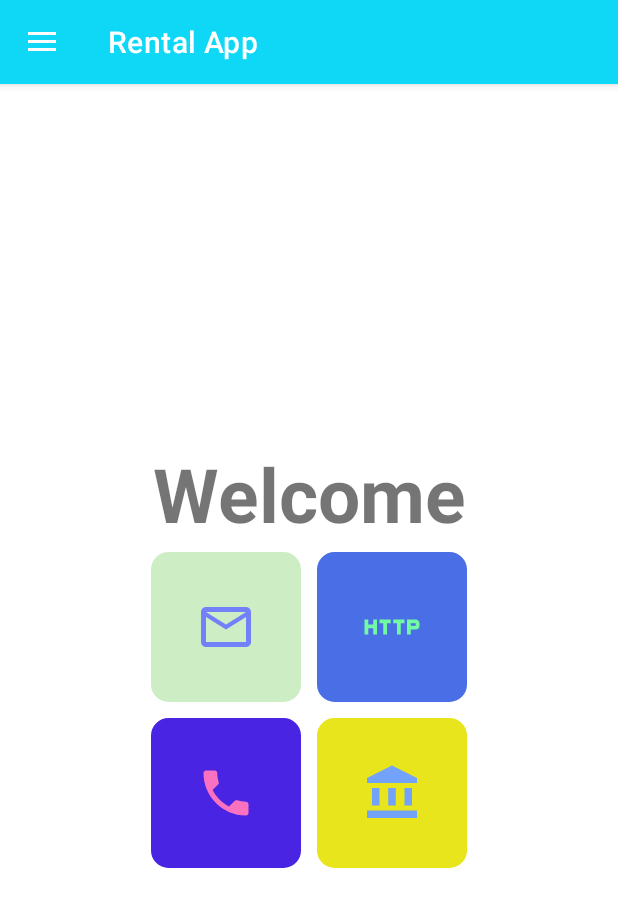
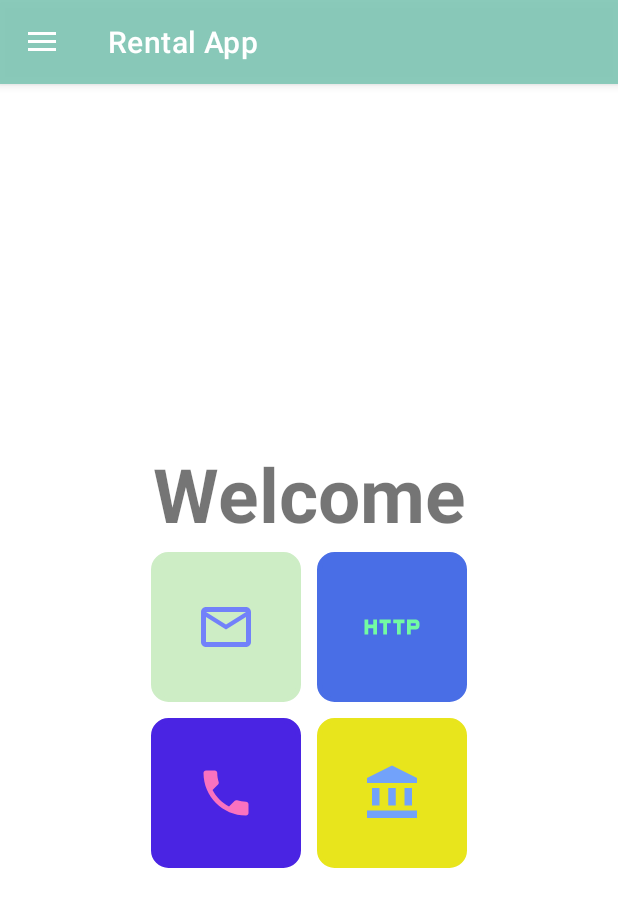
Before and after one commit to mhkhizil/BabyProductListingAppUsingJava, an Android app: the dashboardActivity screen opened directly, with no data from a screen before it, on a phone screen of 412 x 824 dp. Shown: the top 907 px of the screen. Run offline under Robolectric (Android 15) with nearby library versions, the phone set to English and light mode, and no system bars; 2 statements that could not run were skipped.

Commit message:
modifying state

```diff
--- a/app/src/main/java/UI/dashboardActivity.java
+++ b/app/src/main/java/UI/dashboardActivity.java
@@ -18,6 +18,8 @@ import com.google.android.material.navigation.NavigationView;
 
 import android.view.Gravity;
 import android.view.MenuItem;
+import android.view.View;
+import android.widget.TextView;
 
 public class dashboardActivity extends AppCompatActivity implements NavigationView.OnNavigationItemSelectedListener{
     private DrawerLayout drawerLayout;
@@ -43,7 +45,12 @@ public class dashboardActivity extends AppCompatActivity implements NavigationVi
                 R.string.close_nav);
         drawerLayout.addDrawerListener(toggle);
         toggle.syncState();
+        // Get the header view
+        View headerView = navigationView.getHeaderView(0);
+        TextView nameTextView = headerView.findViewById(R.id.name_of_the_user);
 
+        // Set the username from Intent extras to the TextView
+        nameTextView.setText(username);
         if (savedInstanceState == null) {
             getSupportFragmentManager().beginTransaction().replace(R.id.fragment_container, new Home_Fragment()).commit();
             navigationView.setCheckedItem(R.id.nav_home);
--- a/app/src/main/res/layout/dashboard.xml
+++ b/app/src/main/res/layout/dashboard.xml
@@ -15,14 +15,15 @@
             android:layout_height="match_parent"
             android:orientation="vertical"
             >
-               <androidx.appcompat.widget.Toolbar
-                   android:layout_width="match_parent"
-                   android:layout_height="56dp"
-                   android:id="@+id/toolbar"
-                   android:elevation="4dp"
-                   android:background="#0fd8f7"
-                   android:theme="@style/ThemeOverlay.AppCompat.Dark.ActionBar"
-                   android:popupTheme="@style/ThemeOverlay.AppCompat.Light"/>
+
+            <androidx.appcompat.widget.Toolbar
+                android:id="@+id/toolbar"
+                android:layout_width="match_parent"
+                android:layout_height="56dp"
+                android:background="#F285C9B8"
+                android:elevation="4dp"
+                android:popupTheme="@style/ThemeOverlay.AppCompat.Light"
+                android:theme="@style/ThemeOverlay.AppCompat.Dark.ActionBar" />
 
             <FrameLayout
                 android:layout_width="match_parent"
@@ -31,13 +32,13 @@
         </LinearLayout>
 
     <com.google.android.material.navigation.NavigationView
+        android:id="@+id/nav_view"
         android:layout_width="wrap_content"
         android:layout_height="match_parent"
-        android:id="@+id/nav_view"
         android:layout_gravity="start"
         app:headerLayout="@layout/nav_header"
-        app:menu="@menu/nav_menu"
-        app:itemIconTint="#0fd8f7"
-        app:itemTextColor="#0fd8f7"/>
+        app:itemIconTint="#F285C9B8"
+        app:itemTextColor="#F285C9B8"
+        app:menu="@menu/nav_menu" />
 
 </androidx.drawerlayout.widget.DrawerLayout>
```
Also changed, not shown: app/src/main/res/layout/nav_header.xml (+6 -6 lines).
